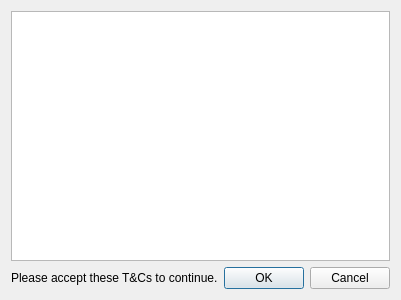
Old version of the form recovery/termsdialog.ui in the repository procount/pinn.
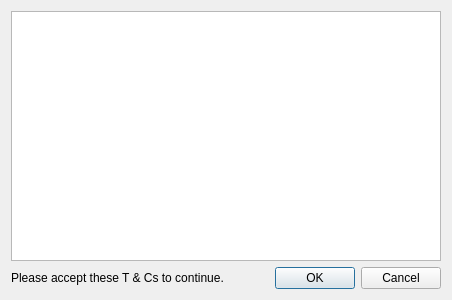
New version of the form.

Patch:
```diff
--- a/recovery/termsdialog.ui
+++ b/recovery/termsdialog.ui
@@ -6,7 +6,7 @@
    <rect>
     <x>0</x>
     <y>0</y>
-    <width>400</width>
+    <width>452</width>
     <height>300</height>
    </rect>
   </property>
@@ -24,7 +24,7 @@
        <item>
         <widget class="QLabel" name="label">
          <property name="text">
-          <string>Please accept these T&amp;Cs to continue.</string>
+          <string>Please accept these T &amp; Cs to continue.</string>
          </property>
         </widget>
        </item>
```
